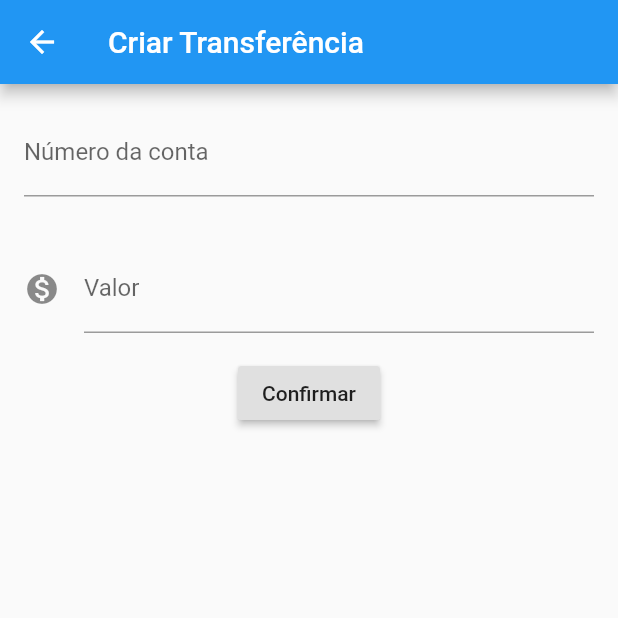
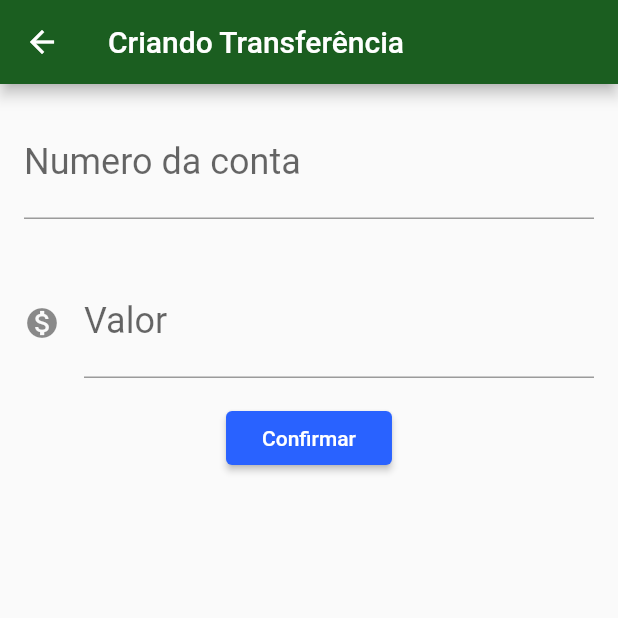
Before and after one commit to solangealmn/bytebank, a Flutter app: the FormularioTransferencia screen opened directly, after a tap on "Confirmar", on a phone screen of 412 x 824 dp, the top half of it. Run offline on Flutter 3.47's test engine with Material 2 defaults, Android fonts, the phone set to English and light mode, and no system bars.

Commit message:
Projeto finalizado

```diff
--- a/lib/_main.dart
+++ /dev/null
@@ -1,129 +0,0 @@
-import 'package:flutter/material.dart';
-
-void main() => runApp(BytebankApp());
-
-class BytebankApp extends StatelessWidget {
-  @override
-  Widget build(BuildContext context) {
-    return MaterialApp(
-      debugShowCheckedModeBanner: false,
-      home: Scaffold(
-        body: FormularioTransferencia(),
-      ),
-    );
-  }
-}
-
-class FormularioTransferencia extends StatelessWidget {
-  final TextEditingController _controladorCampoNumConta =
-      TextEditingController();
-  final TextEditingController _controladorCampoValor = TextEditingController();
-
-  @override
-  Widget build(BuildContext context) {
-    return Scaffold(
-        appBar: AppBar(
-          title: Text('Criar Transferência'),
-        ),
-        body: Column(
-          children: <Widget>[
-            Padding(
-              padding: const EdgeInsets.all(16.0),
-              child: TextField(
-                controller: _controladorCampoNumConta,
-                style: TextStyle(
-                  fontSize: 16.0,
-                ),
-                decoration: InputDecoration(
-                    labelText: 'Número da conta', hintText: '0000'),
-                keyboardType: TextInputType.number,
-              ),
-            ),
-            Padding(
-              padding: const EdgeInsets.all(16.0),
-              child: TextField(
-                controller: _controladorCampoValor,
-                style: TextStyle(
-                  fontSize: 16.0,
-                ),
-                decoration: InputDecoration(
-                    icon: Icon(Icons.monetization_on),
-                    labelText: 'Valor',
-                    hintText: '0.00'),
-                keyboardType: TextInputType.number,
-              ),
-            ),
-            RaisedButton(
-              child: Text('Confirmar'),
-              onPressed: () {
-                debugPrint('clicou no confirmar');
-                final int numeroConta =
-                    int.tryParse(_controladorCampoNumConta.text);
-                final double valor =
-                    double.tryParse(_controladorCampoValor.text);
-                if (numeroConta != null && valor != null) {
-                  final transferenciaCriada = Transferencia(valor, numeroConta);
-                  debugPrint('$transferenciaCriada');
-                  Scaffold.of(context).showSnackBar(
-                    SnackBar(
-                      content: Text('$transferenciaCriada'),
-                    ),
-                  );
-                }
-              },
-            ),
-          ],
-        ));
-  }
-}
-
-class ListaTransferencia extends StatelessWidget {
-  @override
-  Widget build(BuildContext context) {
-    return Scaffold(
-      appBar: AppBar(
-        title: Text(
-          'Transferencias',
-        ),
-      ),
-      body: Column(children: <Widget>[
-        ItemTransferencia(Transferencia(100.0, 1000)),
-        ItemTransferencia(Transferencia(300.0, 1050)),
-        ItemTransferencia(Transferencia(200.0, 1025)),
-      ]),
-      floatingActionButton: FloatingActionButton(
-          child: Icon(
-        Icons.add,
-      )),
-    );
-  }
-}
-
-class ItemTransferencia extends StatelessWidget {
-  final Transferencia _transferencia;
-
-  ItemTransferencia(this._transferencia);
-
-  @override
-  Widget build(BuildContext context) {
-    return Card(
-      child: ListTile(
-        leading: Icon(Icons.monetization_on),
-        title: Text(_transferencia.valor.toString()),
-        subtitle: Text(_transferencia.numeroConta.toString()),
-      ),
-    );
-  }
-}
-
-class Transferencia {
-  final double valor;
-  final int numeroConta;
-
-  Transferencia(this.valor, this.numeroConta);
-
-  @override
-  String toString() {
-    return 'Transferencia{valor: $valor, numeroConta: $numeroConta}';
-  }
-}
--- /dev/null
+++ b/lib/components/editor.dart
@@ -0,0 +1,32 @@
+import 'package:flutter/material.dart';
+
+class Editor extends StatelessWidget {
+  final TextEditingController controlador;
+  final String rotulo;
+  final String dica;
+  final IconData icone;
+
+  Editor({
+    this.controlador,
+    this.rotulo,
+    this.dica,
+    this.icone,
+  });
+
+  @override
+  Widget build(BuildContext context) {
+    return Padding(
+      padding: const EdgeInsets.all(16.0),
+      child: TextField(
+        controller: controlador,
+        style: TextStyle(fontSize: 24.0),
+        decoration: InputDecoration(
+          icon: icone != null ? Icon(icone) : null,
+          labelText: rotulo,
+          hintText: dica,
+        ),
+        keyboardType: TextInputType.number,
+      ),
+    );
+  }
+}
--- /dev/null
+++ b/lib/models/transferencias.dart
@@ -0,0 +1,14 @@
+class Transferencia {
+  final double valor;
+  final int numeroConta;
+
+  Transferencia(
+    this.valor,
+    this.numeroConta,
+  );
+
+  @override
+  String toString() {
+    return 'Transferencia{valor: $valor, numeroConta: $numeroConta}';
+  }
+}
--- /dev/null
+++ b/lib/screens/transferencia/formulario.dart
@@ -0,0 +1,65 @@
+import 'package:bytebank/components/editor.dart';
+import 'package:bytebank/models/transferencias.dart';
+import 'package:flutter/material.dart';
+
+final _tituloAppBar = 'Criando Transferência';
+
+final _rotuloNumconta = 'Numero da conta';
+final _dicaNumConta = '0000';
+
+final _rotuloValor = 'Valor';
+final _dicaValor = '0,00';
+
+final _btnText = 'Confirmar';
+
+class FormularioTransferencia extends StatefulWidget {
+  @override
+  _FormularioTransferenciaState createState() =>
+      _FormularioTransferenciaState();
+}
+
+class _FormularioTransferenciaState extends State<FormularioTransferencia> {
+  final TextEditingController _controladorCampoNumeroConta =
+      TextEditingController();
+
+  final TextEditingController _controladorCampoValor = TextEditingController();
+
+  @override
+  Widget build(BuildContext context) {
+    return Scaffold(
+        appBar: AppBar(
+          title: Text(_tituloAppBar),
+        ),
+        body: SingleChildScrollView(
+            child: Column(
+          children: <Widget>[
+            Editor(
+              controlador: _controladorCampoNumeroConta,
+              rotulo: _rotuloNumconta,
+              dica: _dicaNumConta,
+            ),
+            Editor(
+              controlador: _controladorCampoValor,
+              rotulo: _rotuloValor,
+              dica: _dicaValor,
+              icone: Icons.monetization_on,
+            ),
+            RaisedButton(
+              child: Text(_btnText),
+              onPressed: () => _criaTransferencia(context),
+            )
+          ],
+        ),
+      ),
+    );
+  }
+
+  void _criaTransferencia(BuildContext context) {
+    final int numeroConta = int.tryParse(_controladorCampoNumeroConta.text);
+    final double valor = double.tryParse(_controladorCampoValor.text);
+    if (numeroConta != null && valor != null) {
+      final transferenciaCriada = Transferencia(valor, numeroConta);
+      Navigator.pop(context, transferenciaCriada);
+    }
+  }
+}
```
Also changed, not shown: lib/main.dart (+8 -163 lines), lib/screens/transferencia/lista.dart (added, +70 -0 lines), 1 other file.
